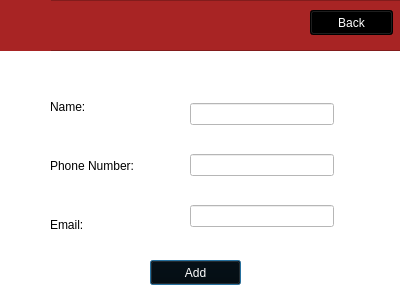
Before: the Qt Designer form addclientview.ui in maliklewis/comp3004, drawn with Qt 5.
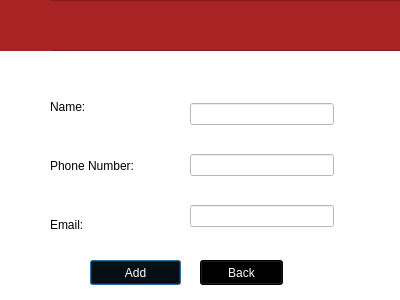
After: the same form once the commit is applied. Icons and pictures are not drawn.

```diff
--- a/addclientview.ui
+++ b/addclientview.ui
@@ -19,7 +19,7 @@
   <widget class="QPushButton" name="clientAddButton">
    <property name="geometry">
     <rect>
-     <x>150</x>
+     <x>90</x>
      <y>260</y>
      <width>91</width>
      <height>25</height>
@@ -129,11 +129,12 @@
      <bool>true</bool>
     </property>
    </widget>
+  </widget>
    <widget class="QPushButton" name="clientBackButton">
     <property name="geometry">
      <rect>
-      <x>310</x>
-      <y>10</y>
+     <x>200</x>
+     <y>260</y>
       <width>83</width>
       <height>25</height>
      </rect>
@@ -147,7 +148,6 @@
     <property name="text">
      <string>Back</string>
     </property>
-   </widget>
   </widget>
  </widget>
  <resources/>
```
Lines whose indentation alone changed are shown as unchanged.
